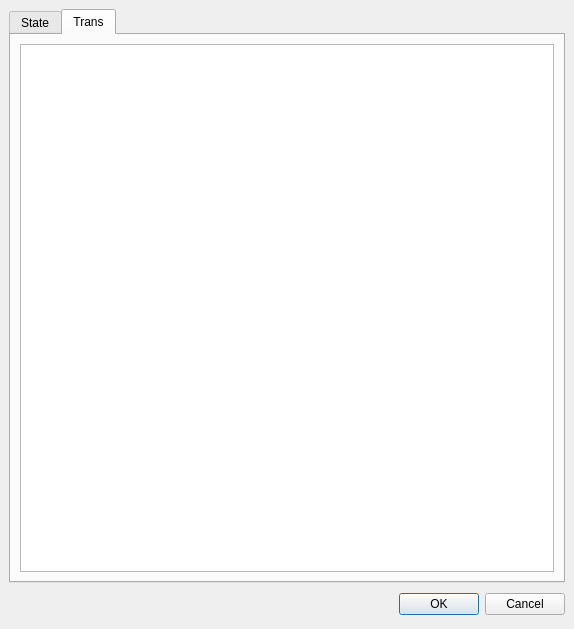
This is cpp/include/gui/table/tables.ui in unihd-cag/fsmdesigner as Qt 5 draws it before an edit. The edited form follows.
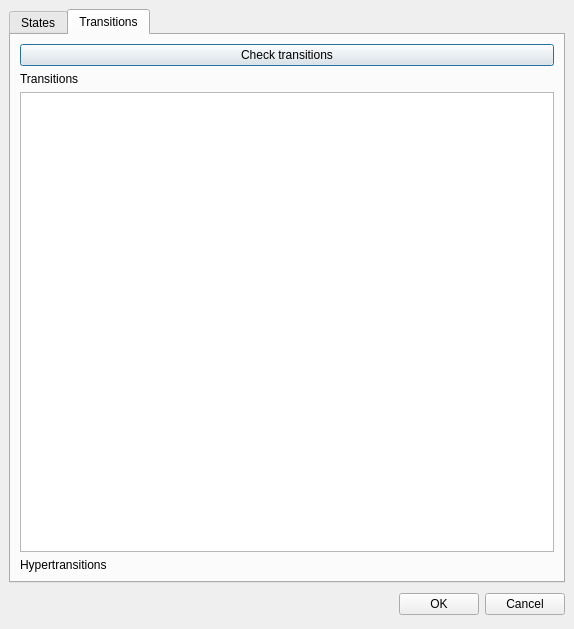
This is the edited form. Custom widgets are drawn as their Qt base class.

Diff of the .ui file:
```diff
--- a/cpp/include/gui/table/tables.ui
+++ b/cpp/include/gui/table/tables.ui
@@ -36,9 +36,9 @@
      <property name="currentIndex" >
       <number>1</number>
      </property>
-     <widget class="QWidget" name="Statetab" >
-      <attribute name="title" >
-       <string>State</string>
+     <widget class="QWidget" name="Statetab">
+      <attribute name="title">
+       <string>States</string>
       </attribute>
       <layout class="QVBoxLayout" >
        <property name="margin" >
@@ -52,9 +52,9 @@
        </item>
       </layout>
      </widget>
-     <widget class="QWidget" name="Transtab" >
-      <attribute name="title" >
-       <string>Trans</string>
+     <widget class="QWidget" name="Transtab">
+      <attribute name="title">
+       <string>Transitions</string>
       </attribute>
       <layout class="QVBoxLayout" >
        <property name="margin" >
@@ -64,7 +64,31 @@
         <number>6</number>
        </property>
        <item>
-        <widget class="TableTrans" name="TransitionView" />
+        <widget class="QPushButton" name="checkTransitionsButton">
+         <property name="toolTip">
+          <string>Check Transitions</string>
+         </property>
+         <property name="text">
+          <string>Check transitions</string>
+         </property>
+        </widget>
+       </item>
+       <item>
+        <widget class="QLabel" name="label">
+         <property name="text">
+          <string>Transitions</string>
+         </property>
+        </widget>
+       </item>
+       <item>
+        <widget class="TableTrans" name="TransitionView"/>
+       </item>
+       <item>
+        <widget class="QLabel" name="label_2">
+         <property name="text">
+          <string>Hypertransitions</string>
+         </property>
+        </widget>
        </item>
       </layout>
      </widget>
```
Left out of the diff: 86 changed lines with no effect on the pictures.
